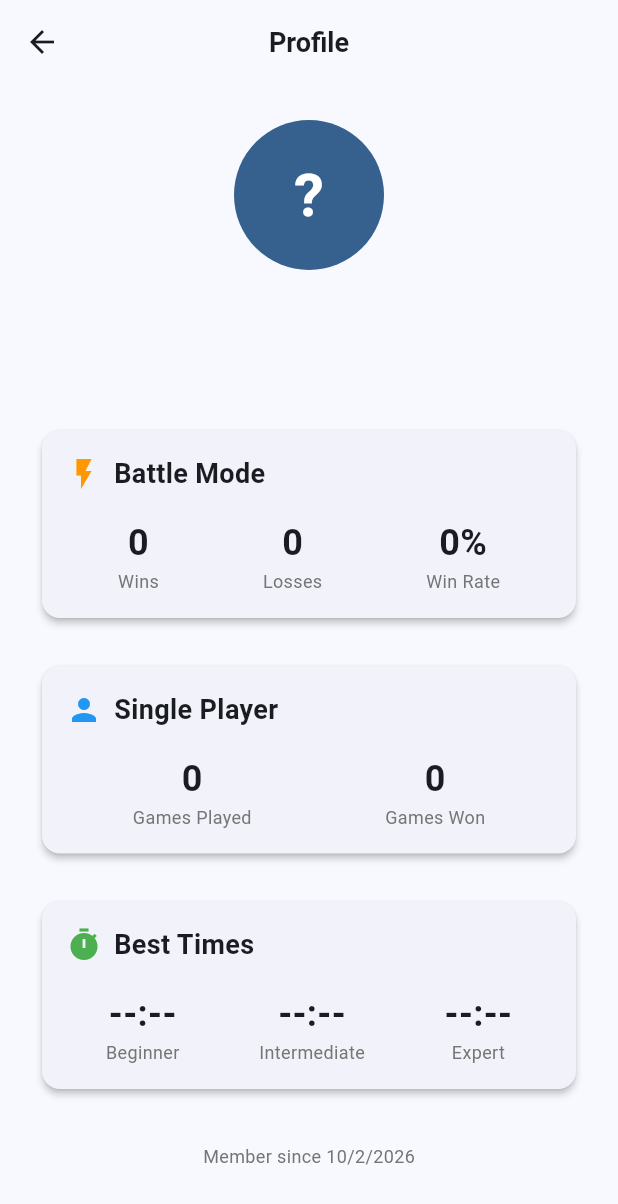
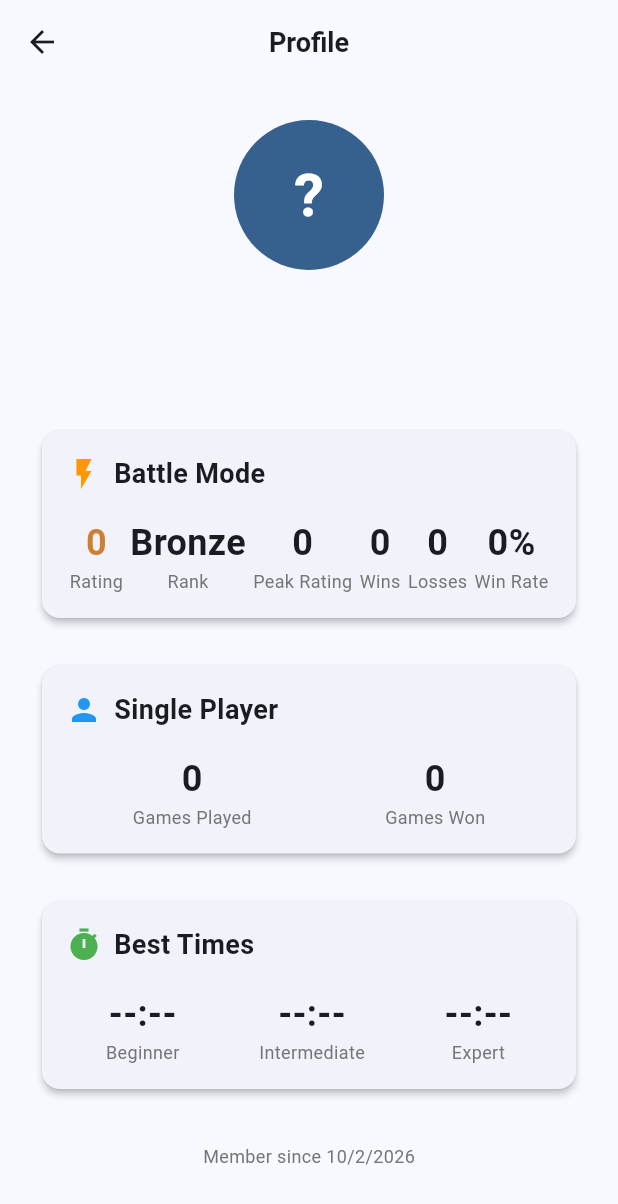
Before and after one commit to stefan2420/minesweeper_battle, a Flutter app: the ProfileScreen screen opened directly, on a phone screen of 412 x 824 dp. Shown: the top 1204 px of the screen. Run offline on Flutter 3.47's test engine with Material 3 defaults, Android fonts, the phone set to English and light mode, and no system bars; our stand-ins replace cloud_firestore, firebase_auth, firebase_core, google_sign_in, shared_preferences; accounts and stored records are empty; network calls fail.

Commit message:
Implement Elo-based ranked system with tier progression
Replace win-count leaderboard with skill-based Elo rating system featuring:

- Elo rating calculation with dynamic K-factors (40 provisional, 24 regular, 16 high-rated)
- 7 rank tiers: Bronze (100-999) → Grandmaster (2000+)
- Starting rating: 1200 (Gold tier)
- Rating floor: 100 to prevent extreme drops
- Atomic rating updates for both players using Firestore batch writes
- Peak rating tracking for personal bests
- Provisional period (first 20 games) for rapid skill assessment

UI updates:
- Leaderboard displays ratings with tier-colored icons and names
- Profile shows current rating, rank tier, and peak rating
- Battle stats include W/L record and win rate alongside ratings

Database changes:
- Added UserStats fields: eloRating, peakEloRating, rankedGamesPlayed
- Backward compatible with existing users (default to 1200 rating)
- Leaderboard query now orders by eloRating instead of battleWins

Implementation:
- RatingService: Core Elo calculation engine
- RankTierHelper: Tier utilities for colors, icons, and names
- BattleProvider: Integrated rating updates after match completion

Note: Firestore composite index required on users.stats.eloRating (descending)

Co-Authored-By: Claude Sonnet 4.5 <noreply@anthropic.com>

```diff
--- a/lib/screens/profile_screen.dart
+++ b/lib/screens/profile_screen.dart
@@ -1,6 +1,7 @@
 import 'package:flutter/material.dart';
 import 'package:provider/provider.dart';
 import '../providers/auth_provider.dart';
+import '../utils/rank_tier_helper.dart';
 
 class ProfileScreen extends StatelessWidget {
   const ProfileScreen({super.key});
@@ -73,6 +74,19 @@ class ProfileScreen extends StatelessWidget {
               icon: Icons.flash_on,
               color: Colors.orange,
               stats: [
+                _StatItem(
+                  label: 'Rating',
+                  value: '${user.stats.eloRating}',
+                  color: RankTierHelper.getTierColor(user.stats.eloRating),
+                ),
+                _StatItem(
+                  label: 'Rank',
+                  value: RankTierHelper.getTierName(user.stats.eloRating),
+                ),
+                _StatItem(
+                  label: 'Peak Rating',
+                  value: '${user.stats.peakEloRating}',
+                ),
                 _StatItem(label: 'Wins', value: '${user.stats.battleWins}'),
                 _StatItem(label: 'Losses', value: '${user.stats.battleLosses}'),
                 _StatItem(
@@ -170,9 +184,10 @@ class ProfileScreen extends StatelessWidget {
                   children: [
                     Text(
                       stat.value,
-                      style: const TextStyle(
+                      style: TextStyle(
                         fontSize: 24,
                         fontWeight: FontWeight.bold,
+                        color: stat.color,
                       ),
                     ),
                     Text(
@@ -206,6 +221,7 @@ class ProfileScreen extends StatelessWidget {
 class _StatItem {
   final String label;
   final String value;
+  final Color? color;
 
-  const _StatItem({required this.label, required this.value});
+  const _StatItem({required this.label, required this.value, this.color});
 }
--- a/lib/services/user_service.dart
+++ b/lib/services/user_service.dart
@@ -75,7 +75,7 @@ class UserService {
 
   Future<List<UserModel>> getLeaderboard({int limit = 20}) async {
     final snapshot = await _usersCollection
-        .orderBy('stats.battleWins', descending: true)
+        .orderBy('stats.eloRating', descending: true)
         .limit(limit)
         .get();
 
--- /dev/null
+++ b/lib/utils/rank_tier_helper.dart
@@ -0,0 +1,89 @@
+import 'package:flutter/material.dart';
+
+/// Rank tier enumeration
+enum RankTier {
+  bronze,
+  silver,
+  gold,
+  platinum,
+  diamond,
+  master,
+  grandmaster,
+}
+
+/// Helper class for calculating and displaying rank tiers based on Elo rating
+class RankTierHelper {
+  /// Get tier from rating
+  static RankTier getTier(int rating) {
+    if (rating >= 2000) return RankTier.grandmaster;
+    if (rating >= 1800) return RankTier.master;
+    if (rating >= 1600) return RankTier.diamond;
+    if (rating >= 1400) return RankTier.platinum;
+    if (rating >= 1200) return RankTier.gold;
+    if (rating >= 1000) return RankTier.silver;
+    return RankTier.bronze;
+  }
+
+  /// Get tier display name
+  static String getTierName(int rating) {
+    final tier = getTier(rating);
+    return tier.name[0].toUpperCase() + tier.name.substring(1);
+  }
+
+  /// Get tier color
+  static Color getTierColor(int rating) {
+    switch (getTier(rating)) {
+      case RankTier.grandmaster:
+        return const Color(0xFFFF4500); // Orange-red
+      case RankTier.master:
+        return const Color(0xFF9370DB); // Purple
+      case RankTier.diamond:
+        return const Color(0xFFB9F2FF); // Light blue
+      case RankTier.platinum:
+        return const Color(0xFF00CED1); // Cyan
+      case RankTier.gold:
+        return const Color(0xFFFFD700); // Gold
+      case RankTier.silver:
+        return const Color(0xFFC0C0C0); // Silver
+      case RankTier.bronze:
+        return const Color(0xFFCD7F32); // Bronze
+    }
+  }
+
+  /// Get tier icon
+  static IconData getTierIcon(int rating) {
+    switch (getTier(rating)) {
+      case RankTier.grandmaster:
+      case RankTier.master:
+        return Icons.emoji_events; // Trophy
+      case RankTier.diamond:
+        return Icons.diamond;
+      case RankTier.platinum:
+      case RankTier.gold:
+        return Icons.workspace_premium; // Medal
+      case RankTier.silver:
+      case RankTier.bronze:
+        return Icons.military_tech; // Badge
+    }
+  }
+
+  /// Get rating range description for a tier
+  static String getTierRange(RankTier tier) {
+    switch (tier) {
+      case RankTier.bronze:
+        return '100-999';
+      case RankTier.silver:
+        return '1000-1199';
+      case RankTier.gold:
+        return '1200-1399';
+      case RankTier.platinum:
+        return '1400-1599';
+      case RankTier.diamond:
+        return '1600-1799';
+      case RankTier.master:
+        return '1800-1999';
+      case RankTier.grandmaster:
+        return '2000+';
+    }
+  }
+}
```
Also changed, not shown: lib/models/user_model.dart (+18 -0 lines), lib/providers/battle_provider.dart (+21 -1 lines), lib/screens/leaderboard_screen.dart (+23 -11 lines), lib/services/rating_service.dart (added, +126 -0 lines), pubspec.lock, 6 other files.
